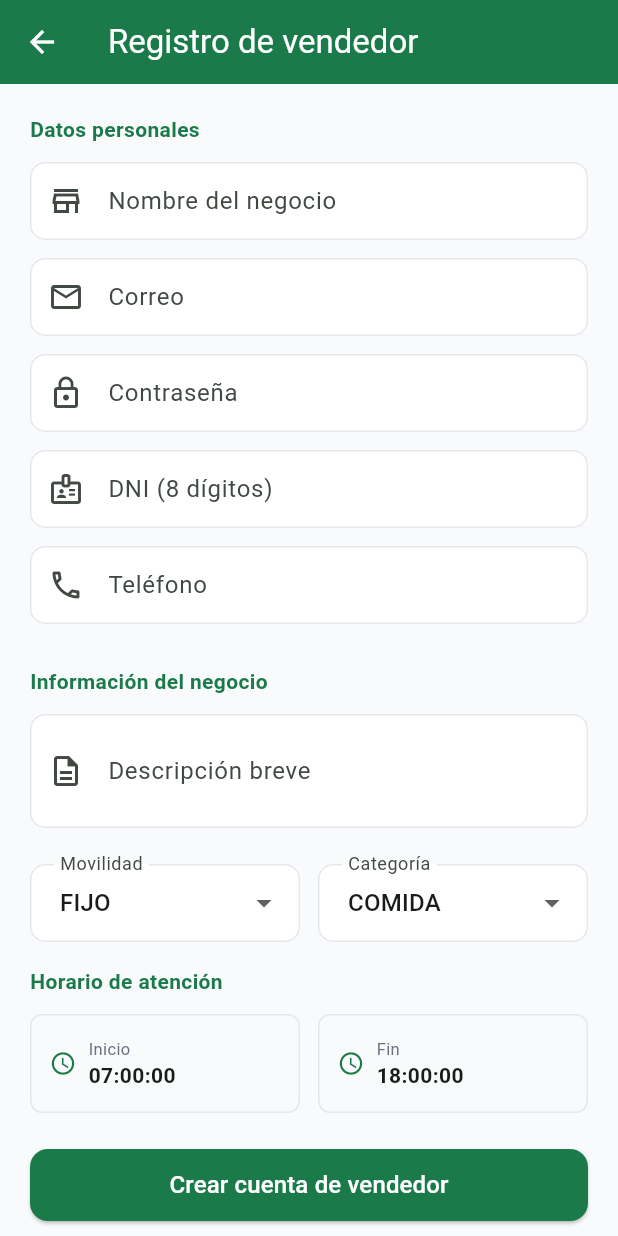
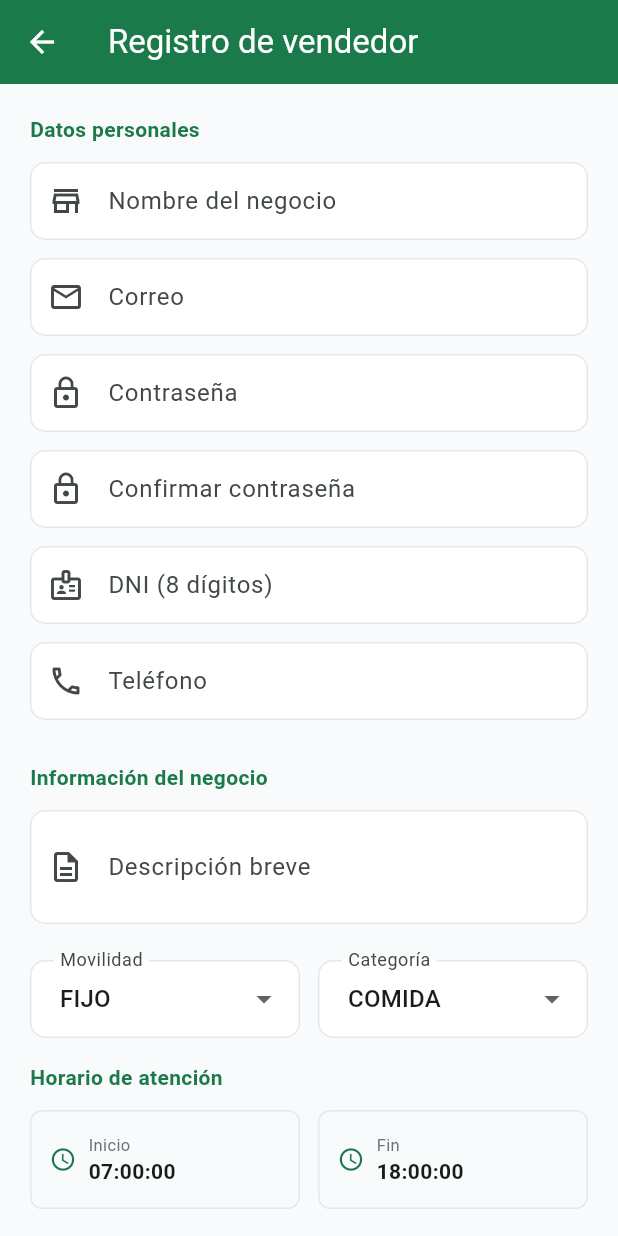
Before and after one commit to AngeKOL1/QatuMovil, a Flutter app: the RegisterVendedorScreen screen opened directly, on a phone screen of 412 x 824 dp. Run offline on Flutter 3.47's test engine with Material 3 defaults, Android fonts, the phone set to English and light mode, and no system bars; our stand-ins replace dio, flutter_map, flutter_secure_storage, geolocator, latlong2; missing offline and left inert: stomp_dart_client; accounts and stored records are empty.

Commit message:
Mejoras para registro de vendedor

```diff
--- a/lib/core/constants/api_constants.dart
+++ b/lib/core/constants/api_constants.dart
@@ -1,7 +1,7 @@
 class ApiConstants {
   // Dispositivo físico → IP de tu PC en la red local
-  static const String baseUrl = 'http://192.168.100.5:6060/api';
-  static const String wsUrl = 'ws://192.168.100.5:6060/ws/mapa-native';
+  static const String baseUrl = 'http://192.168.100.27:6060/api';
+  static const String wsUrl = 'ws://192.168.100.27:6060/ws/mapa-native';
 
   // Timeouts en milisegundos
   static const int connectTimeout = 15000;
--- a/lib/features/auth/register_vendedor/register_vendedor_screen.dart
+++ b/lib/features/auth/register_vendedor/register_vendedor_screen.dart
@@ -20,6 +20,7 @@ class _RegisterVendedorScreenState extends State<RegisterVendedorScreen> {
   final _nombreCtrl = TextEditingController();
   final _emailCtrl = TextEditingController();
   final _passCtrl = TextEditingController();
+  final _confirmPassCtrl = TextEditingController();
   final _dniCtrl = TextEditingController();
   final _telefonoCtrl = TextEditingController();
   final _descCtrl = TextEditingController();
@@ -84,6 +85,7 @@ class _RegisterVendedorScreenState extends State<RegisterVendedorScreen> {
         nombre: _nombreCtrl.text.trim(),
         email: _emailCtrl.text.trim(),
         password: _passCtrl.text,
+        confirmPassword: _confirmPassCtrl.text,
         dni: _dniCtrl.text.trim(),
         telefono: _telefonoCtrl.text.trim(),
         descripcion: _descCtrl.text.trim(),
@@ -136,6 +138,15 @@ class _RegisterVendedorScreenState extends State<RegisterVendedorScreen> {
               _field(
                 _passCtrl,
                 'Contraseña',
+                Icons.lock_outline,
+                obscure: true,
+                // Validación contraseña — mínimo 8 no 6
+                validator: (v) =>
+                    (v?.length ?? 0) < 8 ? 'Mínimo 8 caracteres' : null,
+              ),
+              _field(
+                _confirmPassCtrl,
+                'Confirmar contraseña',
                 Icons.lock_outline,
                 obscure: true,
                 // Validación contraseña — mínimo 8 no 6
--- a/lib/models/Vendedor.dart
+++ b/lib/models/Vendedor.dart
@@ -2,6 +2,7 @@ class VendedorRegisterRequest {
   final String nombre;
   final String email;
   final String password;
+  final String confirmPassword;
   final String dni;
   final String telefono;
   final String? descripcion;
@@ -14,6 +15,7 @@ class VendedorRegisterRequest {
     required this.nombre,
     required this.email,
     required this.password,
+    required this.confirmPassword,
     required this.dni,
     required this.telefono,
     this.descripcion,
@@ -27,6 +29,7 @@ class VendedorRegisterRequest {
     'nombre': nombre,
     'email': email,
     'password': password,
+    'confirmPassword': confirmPassword,
     'dni': dni,
     'telefono': telefono,
     if (descripcion != null) 'descripcion': descripcion,
```
